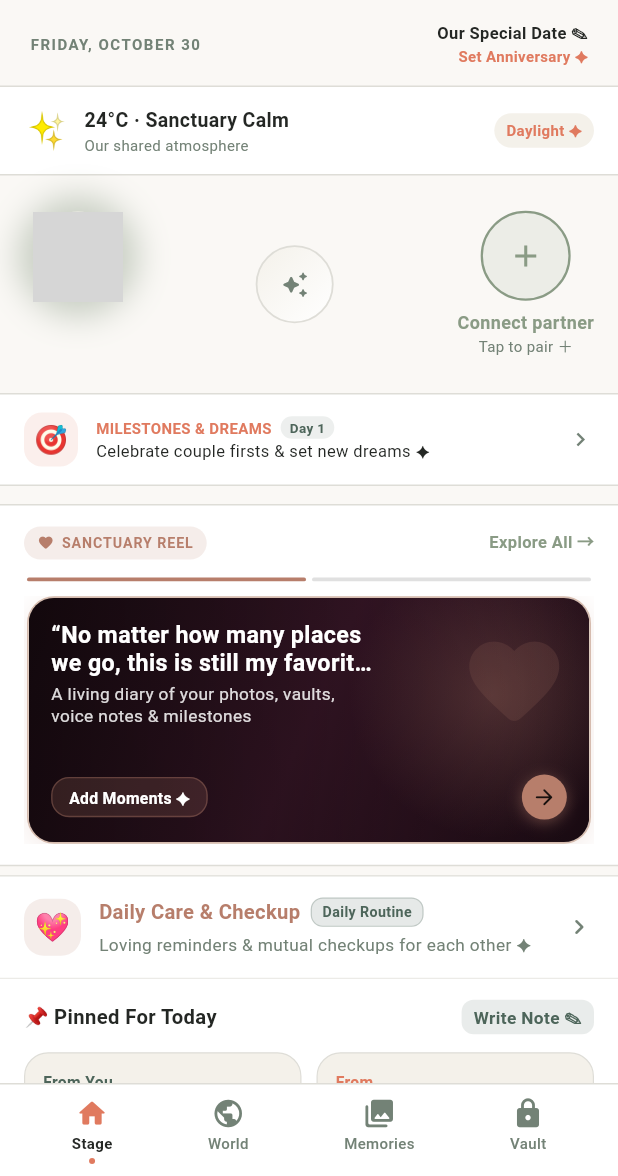
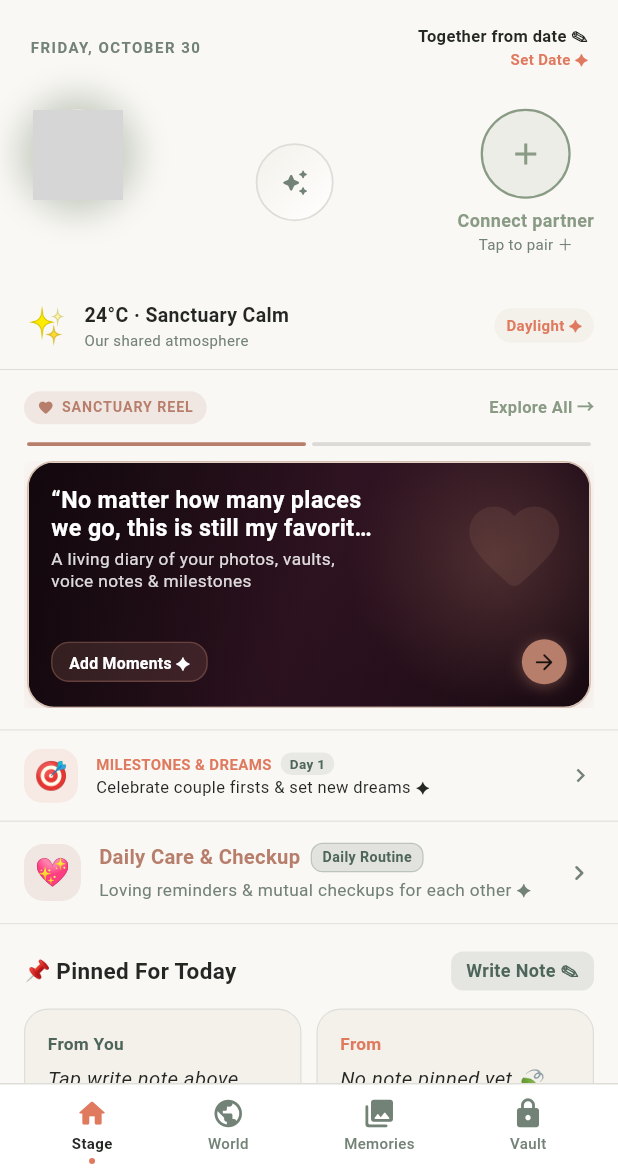
Before and after one commit to asmon31148-spec/PAGES-OF-US-, a Flutter app: the screen it shows once a user with an empty profile is signed in, on a phone screen of 412 x 824 dp, the part 60-1236 px from its top. Run offline on Flutter 3.47's test engine with Material 3 defaults, Android fonts, the light colour scheme and no system bars; our stand-ins replace audio_service, audioplayers, cached_network_image, cloud_firestore, confetti, file_picker and 15 more; missing offline and left inert: home_widget, record; accounts and stored records are empty; network calls fail; grey boxes are pictures that could not be loaded.

Commit message:
feat: release v1.0.20 - solo map mode, layout reorder (2,1,4,3,5,6,7), solid theme, dynamic song count, clean audio library, and anniversary auto-count

```diff
--- a/lib/core/services/update_service.dart
+++ b/lib/core/services/update_service.dart
@@ -22,7 +22,7 @@ class UpdateInfo {
 }
 
 class UpdateService {
-  static const String currentVersion = '1.0.19';
+  static const String currentVersion = '1.0.20';
   static const String githubRepo = 'asmon31148-spec/PAGES-OF-US-';
 
   /// Checks Firestore remote config and GitHub releases for a newer APK version
--- a/lib/features/stage/screens/stage_screen.dart
+++ b/lib/features/stage/screens/stage_screen.dart
@@ -67,10 +67,10 @@ class _StageScreenState extends State<StageScreen> {
 
     final hasAnniversary = stageProvider.anniversaryDate != null &&
         stageProvider.anniversaryDate!.isNotEmpty;
-    final anniversaryYear = hasAnniversary
-        ? DateTime.tryParse(stageProvider.anniversaryDate!)?.year.toString() ??
-            DateTime.now().year.toString()
-        : null;
+    DateTime? parsedAnniversary;
+    if (hasAnniversary) {
+      parsedAnniversary = DateTime.tryParse(stageProvider.anniversaryDate!);
+    }
 
     return Scaffold(
       backgroundColor: isDark ? AppColors.darkBg : AppColors.lightBg,
@@ -106,14 +106,14 @@ class _StageScreenState extends State<StageScreen> {
                 color: AppColors.sage,
                 child: SingleChildScrollView(
                   physics: const AlwaysScrollableScrollPhysics(),
-                  padding: const EdgeInsets.only(bottom: 4),
+                  padding: const EdgeInsets.only(bottom: 24),
                   child: Column(
                     crossAxisAlignment: CrossAxisAlignment.start,
                     children: [
                       // Greeting & Anniversary Row
                       Padding(
                         padding: const EdgeInsets.symmetric(
-                            horizontal: 20.0, vertical: 6.0),
+                            horizontal: 20.0, vertical: 8.0),
                         child: Row(
                           mainAxisAlignment: MainAxisAlignment.spaceBetween,
                           children: [
@@ -135,8 +135,8 @@ class _StageScreenState extends State<StageScreen> {
                                 children: [
                                   Text(
                                     hasAnniversary
-                                        ? 'Together since $anniversaryYear ✎'
-                                        : 'Our Special Date ✎',
+                                        ? 'Together since ${parsedAnniversary != null ? DateFormat('MMM d, yyyy').format(parsedAnniversary) : stageProvider.anniversaryDate!} ✎'
+                                        : 'Together from date ✎',
                                     style: TextStyle(
                                       fontSize: 11,
                                       fontWeight: FontWeight.w600,
@@ -148,7 +148,7 @@ class _StageScreenState extends State<StageScreen> {
                                   Text(
                                     hasAnniversary
                                         ? 'Day ${stageProvider.daysTogether} together ✦'
-                                        : 'Set Anniversary ✦',
+                                        : 'Set Date ✦',
                                     style: const TextStyle(
                                       fontSize: 10,
                                       fontWeight: FontWeight.bold,
@@ -162,37 +162,39 @@ class _StageScreenState extends State<StageScreen> {
                         ),
                       ),
 
-                      // 1. Weather Atmosphere Card
-                      const StageAtmosphereCard(),
-
-                      // 2. Presence Avatars + Aura + Live Pulse Button
+                      // Section 2: Partner Connection Status (Presence Avatars + Aura + Live Pulse Button)
                       StagePresenceView(
                         onOpenMoodModal: () => MoodAuraModal.show(context),
                         onOpenPairModal: () => PairingModal.show(context),
                         onOpenProfileModal: () => ProfileModal.show(context),
                       ),
 
-                      // 3. Goals & Milestones Teaser Banner
+                      // Section 1: Weather Status Atmosphere Card
+                      const StageAtmosphereCard(),
+
+                      // Section 4: Highlight Screen Section (Memory Spotlight Hero Deck)
+                      StageMemoryHeroCard(
+                        onGoToMemories: widget.onGoToMemories,
+                        onSelectTab: widget.onSelectTab,
+                      ),
+
+                      // Section 3: Milestone & Dream Section (Goals & Milestones Teaser Banner)
                       GestureDetector(
                         onTap: () => GoalTrackerModal.show(context),
                         child: Container(
-                          margin: const EdgeInsets.symmetric(vertical: 6),
+                          margin: EdgeInsets.zero,
                           padding: const EdgeInsets.symmetric(
                               horizontal: 16, vertical: 12),
                           decoration: BoxDecoration(
                             color: isDark
-                                ? AppColors.darkSurface
-                                : AppColors.lightSurface,
+                                ? AppColors.darkBg
+                                : AppColors.lightBg,
                             border: Border(
-                              top: BorderSide(
-                                color: isDark
-                                    ? AppColors.darkBorder
-                                    : AppColors.lightBorder,
-                              ),
                               bottom: BorderSide(
                                 color: isDark
                                     ? AppColors.darkBorder
                                     : AppColors.lightBorder,
+                                width: 0.8,
                               ),
                             ),
                           ),
@@ -269,19 +271,13 @@ class _StageScreenState extends State<StageScreen> {
                         ),
                       ),
 
-                      // 4. Memory Spotlight Hero Deck (Living Sanctuary Reel)
-                      StageMemoryHeroCard(
-                        onGoToMemories: widget.onGoToMemories,
-                        onSelectTab: widget.onSelectTab,
-                      ),
-
-                      // 4.5 Daily Care Schedule & Partner Checkup Card
+                      // Section 5: Daily Care and Checkup Section
                       const StageDailyCareCard(),
 
-                      // 5. Pinned Corkboard Notes
+                      // Section 6: Pinned Message Section
                       const StagePinnedCorkboard(),
 
-                      // 6. Daily Sync Blind Envelope Connection (Question & Answer)
+                      // Section 7: Question & Answer Section
                       const StageDailySyncCard(),
                     ],
                   ),
--- a/lib/features/stage/widgets/stage_atmosphere_card.dart
+++ b/lib/features/stage/widgets/stage_atmosphere_card.dart
@@ -73,12 +73,14 @@ class _StageAtmosphereCardState extends State<StageAtmosphereCard> {
     if (_isLoading) {
       return Container(
         height: 64,
-        margin: const EdgeInsets.symmetric(vertical: 6),
+        margin: EdgeInsets.zero,
         decoration: BoxDecoration(
-          color: isDark ? AppColors.darkSurface : AppColors.lightSurface,
+          color: isDark ? AppColors.darkBg : AppColors.lightBg,
           border: Border(
-            top: BorderSide(color: isDark ? AppColors.darkBorder : AppColors.lightBorder),
-            bottom: BorderSide(color: isDark ? AppColors.darkBorder : AppColors.lightBorder),
+            bottom: BorderSide(
+              color: isDark ? AppColors.darkBorder : AppColors.lightBorder,
+              width: 0.8,
+            ),
           ),
         ),
         alignment: Alignment.center,
@@ -100,13 +102,15 @@ class _StageAtmosphereCardState extends State<StageAtmosphereCard> {
         );
 
     return Container(
-      margin: const EdgeInsets.symmetric(vertical: 6),
+      margin: EdgeInsets.zero,
       padding: const EdgeInsets.symmetric(horizontal: 16, vertical: 12),
       decoration: BoxDecoration(
-        color: isDark ? AppColors.darkSurface : AppColors.lightSurface,
+        color: isDark ? AppColors.darkBg : AppColors.lightBg,
         border: Border(
-          top: BorderSide(color: isDark ? AppColors.darkBorder : AppColors.lightBorder),
-          bottom: BorderSide(color: isDark ? AppColors.darkBorder : AppColors.lightBorder),
+          bottom: BorderSide(
+            color: isDark ? AppColors.darkBorder : AppColors.lightBorder,
+            width: 0.8,
+          ),
         ),
       ),
       child: Row(
--- a/lib/features/stage/widgets/stage_daily_care_card.dart
+++ b/lib/features/stage/widgets/stage_daily_care_card.dart
@@ -28,15 +28,11 @@ class StageDailyCareCard extends StatelessWidget {
         margin: EdgeInsets.zero,
         padding: const EdgeInsets.symmetric(horizontal: 16, vertical: 14),
         decoration: BoxDecoration(
-          color: isDark ? AppColors.darkSurface : AppColors.lightSurface,
+          color: isDark ? AppColors.darkBg : AppColors.lightBg,
           border: Border(
-            top: BorderSide(
+            bottom: BorderSide(
               color: isDark ? AppColors.darkBorder : AppColors.lightBorder,
               width: 0.8,
-            ),
-            bottom: BorderSide(
-              color: isDark ? AppColors.darkBorder : AppColors.lightBorder,
-              width: 0.6,
             ),
           ),
         ),
--- a/lib/features/stage/widgets/stage_memory_hero_card.dart
+++ b/lib/features/stage/widgets/stage_memory_hero_card.dart
@@ -317,13 +317,15 @@ class _StageMemoryHeroCardState extends State<StageMemoryHeroCard> {
     );
 
     return Container(
-      margin: const EdgeInsets.symmetric(vertical: 6),
+      margin: EdgeInsets.zero,
       padding: const EdgeInsets.symmetric(horizontal: 16, vertical: 14),
       decoration: BoxDecoration(
-        color: isDark ? AppColors.darkSurface : AppColors.lightSurface,
+        color: isDark ? AppColors.darkBg : AppColors.lightBg,
         border: Border(
-          top: BorderSide(color: isDark ? AppColors.darkBorder : AppColors.lightBorder),
-          bottom: BorderSide(color: isDark ? AppColors.darkBorder : AppColors.lightBorder),
+          bottom: BorderSide(
+            color: isDark ? AppColors.darkBorder : AppColors.lightBorder,
+            width: 0.8,
+          ),
         ),
       ),
       child: Column(
--- a/lib/features/stage/widgets/stage_pinned_corkboard.dart
+++ b/lib/features/stage/widgets/stage_pinned_corkboard.dart
@@ -44,13 +44,13 @@ class _StagePinnedCorkboardState extends State<StagePinnedCorkboard> {
 
     return Container(
       margin: EdgeInsets.zero,
-      padding: const EdgeInsets.symmetric(horizontal: 16, vertical: 14),
+      padding: const EdgeInsets.symmetric(horizontal: 16, vertical: 18),
       decoration: BoxDecoration(
-        color: isDark ? AppColors.darkSurface : AppColors.lightSurface,
+        color: isDark ? AppColors.darkBg : AppColors.lightBg,
         border: Border(
           bottom: BorderSide(
             color: isDark ? AppColors.darkBorder : AppColors.lightBorder,
-            width: 0.6,
+            width: 0.8,
           ),
         ),
       ),
@@ -63,11 +63,11 @@ class _StagePinnedCorkboardState extends State<StagePinnedCorkboard> {
               Row(
                 mainAxisSize: MainAxisSize.min,
                 children: [
-                  const Text('📌 ', style: TextStyle(fontSize: 13)),
+                  const Text('📌 ', style: TextStyle(fontSize: 14)),
                   Text(
                     'Pinned For Today',
                     style: TextStyle(
-                      fontSize: 13.5,
+                      fontSize: 15,
                       fontWeight: FontWeight.bold,
                       color: isDark ? AppColors.darkInk : AppColors.lightInk,
                     ),
@@ -81,7 +81,7 @@ class _StagePinnedCorkboardState extends State<StagePinnedCorkboard> {
                     setState(() => _isEditing = true);
                   },
                   child: Container(
-                    padding: const EdgeInsets.symmetric(horizontal: 8, vertical: 3),
+                    padding: const EdgeInsets.symmetric(horizontal: 10, vertical: 4),
                     decoration: BoxDecoration(
                       color: AppColors.sage.withOpacity(0.12),
                       borderRadius: BorderRadius.circular(8),
@@ -89,7 +89,7 @@ class _StagePinnedCorkboardState extends State<StagePinnedCorkboard> {
                     child: const Text(
                       'Write Note ✎',
                       style: TextStyle(
-                        fontSize: 11.5,
+                        fontSize: 12,
                         fontWeight: FontWeight.bold,
                         color: AppColors.sage,
                       ),
@@ -167,7 +167,8 @@ class _StagePinnedCorkboardState extends State<StagePinnedCorkboard> {
                 // You note
                 Expanded(
                   child: Container(
-                    padding: const EdgeInsets.all(12),
+                    constraints: const BoxConstraints(minHeight: 90),
+                    padding: const EdgeInsets.all(15),
                     decoration: BoxDecoration(
                       color: isDark ? AppColors.darkCard : AppColors.lightCard,
                       borderRadius: BorderRadius.circular(16),
@@ -182,24 +183,24 @@ class _StagePinnedCorkboardState extends State<StagePinnedCorkboard> {
                         Text(
                           'From You',
                           style: TextStyle(
-                            fontSize: 10.5,
+                            fontSize: 11.5,
                             fontWeight: FontWeight.bold,
                             letterSpacing: 0.2,
                             color: isDark ? AppColors.sageLight : AppColors.sage,
                           ),
                         ),
-                        const SizedBox(height: 5),
+                        const SizedBox(height: 6),
                         Text(
                           myNote?.isNotEmpty == true ? myNote! : 'Tap write note above...',
                           style: TextStyle(
-                            fontSize: 12.5,
-                            height: 1.35,
+                            fontSize: 13.5,
+                            height: 1.4,
                             fontStyle: myNote?.isNotEmpty == true
                                 ? FontStyle.normal
                                 : FontStyle.italic,
                             color: isDark ? AppColors.darkInk : AppColors.lightInk,
                           ),
-                          maxLines: 3,
+                          maxLines: 5,
                           overflow: TextOverflow.ellipsis,
                         ),
                       ],
@@ -211,7 +212,8 @@ class _StagePinnedCorkboardState extends State<StagePinnedCorkboard> {
                 // Partner note
                 Expanded(
                   child: Container(
-                    padding: const EdgeInsets.all(12),
+                    constraints: const BoxConstraints(minHeight: 90),
+                    padding: const EdgeInsets.all(15),
                     decoration: BoxDecoration(
                       color: isDark ? AppColors.darkCard : AppColors.lightCard,
                       borderRadius: BorderRadius.circular(16),
@@ -226,26 +228,26 @@ class _StagePinnedCorkboardState extends State<StagePinnedCorkboard> {
                         Text(
                           'From $partnerDisplayName',
                           style: const TextStyle(
-                            fontSize: 10.5,
+                            fontSize: 11.5,
                             fontWeight: FontWeight.bold,
                             letterSpacing: 0.2,
                             color: AppColors.terra,
                           ),
                         ),
-                        const SizedBox(height: 5),
+                        const SizedBox(height: 6),
                         Text(
                           partnerNote?.isNotEmpty == true
                               ? partnerNote!
                               : 'No note pinned yet 🍃',
                           style: TextStyle(
-                            fontSize: 12.5,
-                            height: 1.35,
+                            fontSize: 13.5,
+                            height: 1.4,
                             fontStyle: partnerNote?.isNotEmpty == true
                                 ? FontStyle.normal
                                 : FontStyle.italic,
                             color: isDark ? AppColors.darkInk : AppColors.lightInk,
                           ),
-                          maxLines: 3,
+                          maxLines: 5,
                           overflow: TextOverflow.ellipsis,
                         ),
                       ],
--- a/lib/providers/audio_provider.dart
+++ b/lib/providers/audio_provider.dart
@@ -31,53 +31,7 @@ class AudioProvider extends ChangeNotifier {
     }
   }
 
-  static final List<SongItem> _defaultTemplateSongs = [
-    SongItem(
-      id: 'song_1',
-      title: 'Slow Morning Lofi',
-      artist: 'Pages of Us · Sanctuary',
-      durationSeconds: 222,
-      audioUrl: 'audio/lofi_sanctuary.mp3',
-      coverColor: const Color(0xFF86EFAC),
-      addedBy: 'Sanctuary',
-    ),
-    SongItem(
-      id: 'song_2',
-      title: 'Gentle Rain on Leaves',
-      artist: 'Pages of Us · Atmosphere',
-      durationSeconds: 180,
-      audioUrl: 'audio/rain.mp3',
-      coverColor: const Color(0xFF2DD4BF),
-      addedBy: 'Sanctuary',
-    ),
-    SongItem(
-      id: 'song_3',
-      title: 'Midnight Ocean Tide',
-      artist: 'Pages of Us · Atmosphere',
-      durationSeconds: 240,
-      audioUrl: 'audio/ocean.mp3',
-      coverColor: const Color(0xFF38BDF8),
-      addedBy: 'Sanctuary',
-    ),
-    SongItem(
-      id: 'song_4',
-      title: 'Morning Songbirds',
-      artist: 'Pages of Us · Nature',
-      durationSeconds: 195,
-      audioUrl: 'audio/birds.mp3',
-      coverColor: const Color(0xFFFBBF24),
-      addedBy: 'Sanctuary',
-    ),
-    SongItem(
-      id: 'song_5',
-      title: 'Cozy Hearth Fireplace',
-      artist: 'Pages of Us · Sanctuary',
-      durationSeconds: 210,
-      audioUrl: 'audio/fireplace.mp3',
-      coverColor: const Color(0xFFFB7185),
-      addedBy: 'Sanctuary',
-    ),
-  ];
+  static final List<SongItem> _defaultTemplateSongs = [];
 
   List<SongItem> _songs = [];
   final Set<String> _deletedSongIds = {};
@@ -88,13 +42,13 @@ class AudioProvider extends ChangeNotifier {
       id: 'pl_1',
       title: 'Calm evenings',
       coverColor: const Color(0xFF2DD4BF),
-      songIds: ['song_1', 'song_2', 'song_3', 'song_4'],
+      songIds: [],
     ),
     PlaylistItem(
       id: 'pl_2',
       title: 'Night Sanctuary',
       coverColor: const Color(0xFFF97316),
-      songIds: ['song_3', 'song_2'],
+      songIds: [],
     ),
   ];
 
@@ -233,9 +187,7 @@ class AudioProvider extends ChangeNotifier {
             .where((s) => !_deletedSongIds.contains(s.id))
             .toList();
       } else {
-        _songs = _defaultTemplateSongs
-            .where((s) => !_deletedSongIds.contains(s.id))
-            .toList();
+        _songs = [];
       }
 
       final cachedPlaylists = LocalCacheService.getCachedPlaylists();
@@ -243,8 +195,13 @@ class AudioProvider extends ChangeNotifier {
         _playlists.clear();
         _playlists.addAll(cachedPlaylists.map((e) => PlaylistItem.fromJson(e)));
       }
+
+      // Clean up any stale/deleted song IDs from playlists
+      for (final pl in _playlists) {
+        pl.songIds.removeWhere((id) => !_songs.any((s) => s.id == id));
+      }
     } catch (_) {
-      _songs = List.from(_defaultTemplateSongs);
+      _songs = [];
     }
   }
 
@@ -508,6 +465,18 @@ class AudioProvider extends ChangeNotifier {
         _currentSongIndex = _songs.length - 1;
       }
       await _persistSongs();
+
+      // Remove deleted song from all playlists
+      bool playlistsChanged = false;
+      for (final pl in _playlists) {
+        if (pl.songIds.remove(id)) {
+          playlistsChanged = true;
+        }
+      }
+      if (playlistsChanged) {
+        _savePlaylistsLocally();
+      }
+
       notifyListeners();
     }
   }
--- a/pubspec.yaml
+++ b/pubspec.yaml
@@ -1,7 +1,7 @@
 name: pages_of_us
 description: "Pages of Us — Sanctuary for Two"
 publish_to: "none"
-version: 1.0.19+20
+version: 1.0.20+21
 
 environment:
   sdk: ">=3.3.0 <4.0.0"
```
Also changed, not shown: lib/features/music/screens/music_sanctuary_screen.dart (+10 -3 lines), lib/features/stage/widgets/stage_daily_sync_card.dart (+16 -16 lines), lib/features/world/screens/world_screen.dart (+55 -19 lines), lib/providers/stage_provider.dart (+6 -1 lines), lib/providers/world_provider.dart (+35 -15 lines).
